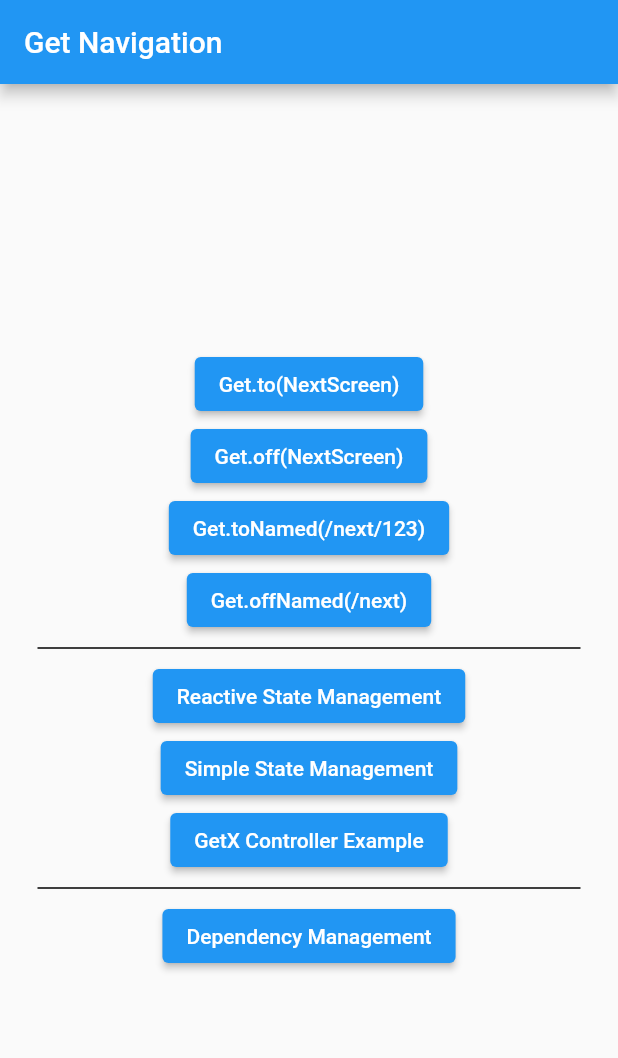
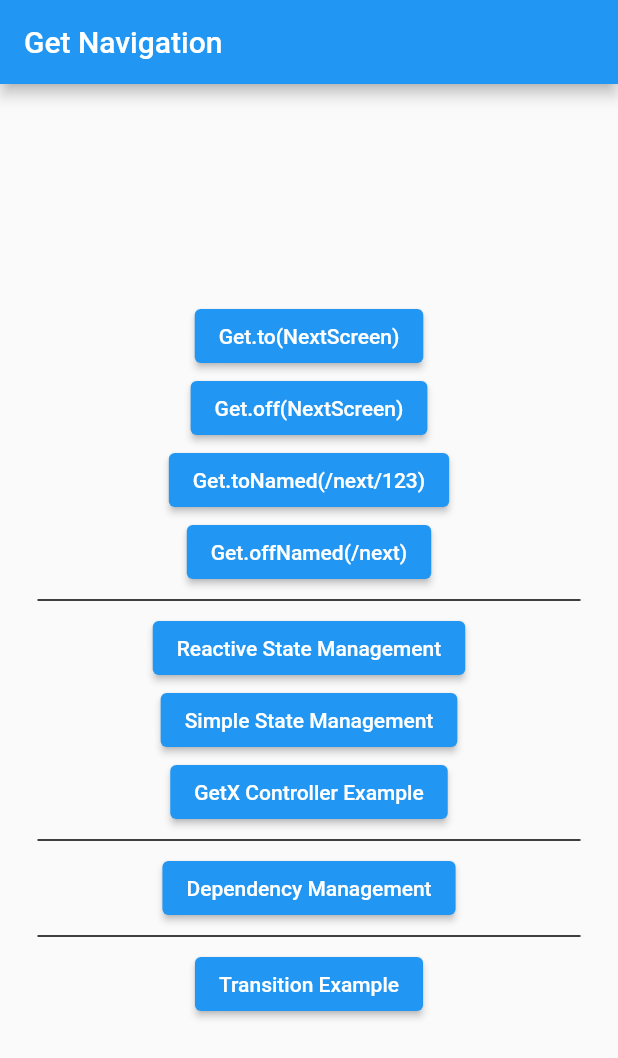
Before and after one commit to MJJP1364/flutter_getx_full_course, a Flutter app: the screen it shows after launch, on a phone screen of 412 x 824 dp. Shown: the top 1058 px of the screen. Run offline on Flutter 3.47's test engine with Material 2 defaults, Android fonts, the phone set to English and light mode, and no system bars; our stand-ins replace get.

Commit message:
add translation

```diff
--- a/lib/navigation/navigation.dart
+++ b/lib/navigation/navigation.dart
@@ -1,13 +1,11 @@
 import 'package:flutter/material.dart';
 import 'package:flutter_getx_full_course/navigation/next_screen.dart';
 import 'package:flutter_getx_full_course/navigation/routh.dart';
+import 'package:flutter_getx_full_course/translations/messages.dart';
 import 'package:get/get.dart';
-
 
 class GetNavigation extends StatelessWidget {
   const GetNavigation({super.key});
-
-
 
   /// Builds the main application widget.
   ///
@@ -28,9 +26,17 @@ class GetNavigation extends StatelessWidget {
       title: 'Get Navigation',
       initialRoute: '/',
       getPages: routes,
+      debugShowCheckedModeBanner: false,
 
+      //---------------------------------------------------
 
-      debugShowCheckedModeBanner: false,
+      translations: Messages(),
+      // locale: const Locale('en', 'US'),
+      locale: Get.deviceLocale,
+
+      fallbackLocale: const Locale('fa', 'IR'),
+
+      //---------------------------------------------------
       home: Scaffold(
         appBar: AppBar(
           title: const Text('Get Navigation'),
@@ -128,6 +134,20 @@ class GetNavigation extends StatelessWidget {
                 },
                 child: const Text('Dependency Management'),
               ),
+              const Divider(
+                thickness: 1,
+                indent: 25,
+                endIndent: 25,
+                color: Colors.black,
+              ),
+              ElevatedButton(
+                onPressed: () {
+                  Get.toNamed(
+                    '/transition',
+                  );
+                },
+                child: const Text('Transition Example'),
+              ),
             ],
           ),
         ),
--- a/lib/navigation/routh.dart
+++ b/lib/navigation/routh.dart
@@ -1,12 +1,12 @@
 import 'package:flutter/material.dart';
 import 'package:flutter_getx_full_course/dependency_management/binding.dart';
-// import 'package:flutter_getx_full_course/dependency_management/controller.dart';
 import 'package:flutter_getx_full_course/dependency_management/view.dart';
 import 'package:flutter_getx_full_course/getx_controller/detail_page.dart';
 import 'package:flutter_getx_full_course/getx_controller/view.dart';
 import 'package:flutter_getx_full_course/navigation/next_screen.dart';
 import 'package:flutter_getx_full_course/state_management/reactive_state_management.dart';
 import 'package:flutter_getx_full_course/state_management/simple_state_management.dart';
+import 'package:flutter_getx_full_course/translations/translation_view.dart';
 import 'package:get/get.dart';
 
 // import '../dependency_management/class.dart';
@@ -17,13 +17,13 @@ List<GetPage> routes = [
   GetPage(name: '/simple', page: () => const SimpleStateMamagement()),
   GetPage(name: '/getx', page: () => GetxExzmple()),
   GetPage(name: '/detail', page: () => DetailPage()),
+  GetPage(name: '/transition', page: () => TranslationExample()),
   GetPage(
       name: '/dependency',
       page: () => DependencyView(),
       transition: Transition.rightToLeft,
       transitionDuration: const Duration(seconds: 2),
       curve: Curves.fastOutSlowIn,
-
 
 //---------- Bindings-------------------------------------------------------
 //--------------------------------------------------------------------------
--- a/lib/translations/messages.dart
+++ b/lib/translations/messages.dart
@@ -0,0 +1,21 @@
+import 'package:get/get.dart';
+
+///*****   http://www.lingoes.net/en/translator/langcode.htm --------------language code ******/
+
+class Messages extends Translations {
+  @override
+  Map<String, Map<String, String>> get keys => {
+        'en_US': {
+          'hello': 'Hello World',
+          'logged_in': ' logged in as : @name \n email : @email',
+          'goodbye': 'Goodbye',
+          'translation': 'Translation',
+        },
+        'fa_IR': {
+          'hello': 'سلام دنیا',
+          'logged_in': 'خوش آمدید : @name \n ایمیل : @email',
+          'goodbye': 'خداحافظ',
+          'translation': 'ترجمه',
+        },
+      };
+}
```
Also changed, not shown: lib/translations/translation_controller.dart (+21 -0 lines), lib/translations/translation_view.dart (+53 -0 lines), lib/translations/translation_example.dart (deleted).
